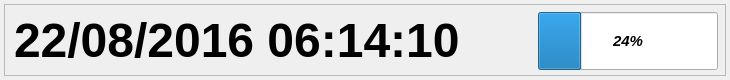
yjsin-emastec/neptune, file gui/mainwidget/src/main/statusbardialog.ui: the form before one commit.
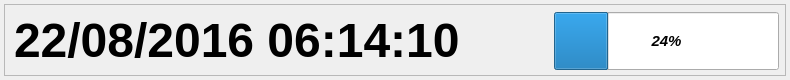
The form after the commit.

Diff of the .ui file:
```diff
--- a/gui/mainwidget/src/main/statusbardialog.ui
+++ b/gui/mainwidget/src/main/statusbardialog.ui
@@ -6,7 +6,7 @@
    <rect>
     <x>0</x>
     <y>0</y>
-    <width>730</width>
+    <width>790</width>
     <height>80</height>
    </rect>
   </property>
@@ -28,10 +28,16 @@
     <rect>
      <x>4</x>
      <y>4</y>
-     <width>722</width>
+     <width>782</width>
      <height>72</height>
     </rect>
    </property>
+   <property name="sizePolicy">
+    <sizepolicy hsizetype="Expanding" vsizetype="Preferred">
+     <horstretch>0</horstretch>
+     <verstretch>0</verstretch>
+    </sizepolicy>
+   </property>
    <property name="frameShape">
     <enum>QFrame::StyledPanel</enum>
    </property>
@@ -43,7 +49,7 @@
      <rect>
       <x>10</x>
       <y>7</y>
-      <width>520</width>
+      <width>550</width>
       <height>59</height>
      </rect>
     </property>
@@ -80,14 +86,14 @@
    <widget class="QLabel" name="labelNoDisk">
     <property name="geometry">
      <rect>
-      <x>534</x>
+      <x>550</x>
       <y>8</y>
-      <width>180</width>
+      <width>225</width>
       <height>58</height>
      </rect>
     </property>
     <property name="sizePolicy">
-     <sizepolicy hsizetype="Preferred" vsizetype="Preferred">
+     <sizepolicy hsizetype="Expanding" vsizetype="Fixed">
       <horstretch>0</horstretch>
       <verstretch>0</verstretch>
      </sizepolicy>
@@ -110,12 +116,18 @@
    <widget class="QProgressBar" name="progressBarHdd">
     <property name="geometry">
      <rect>
-      <x>534</x>
+      <x>550</x>
       <y>8</y>
-      <width>180</width>
+      <width>225</width>
       <height>58</height>
      </rect>
     </property>
+    <property name="sizePolicy">
+     <sizepolicy hsizetype="Expanding" vsizetype="Preferred">
+      <horstretch>0</horstretch>
+      <verstretch>0</verstretch>
+     </sizepolicy>
+    </property>
     <property name="font">
      <font>
       <pointsize>11</pointsize>
```
Left out of the diff: 4 changed lines with no effect on the pictures.
